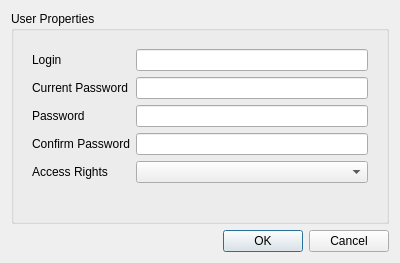
networkoptix/nx_open, file client/src/ui/dialogs/user_settings_dialog.ui: the form before one commit.
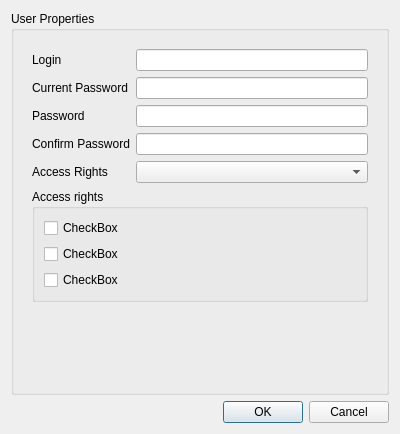
The form after the commit.

```diff
--- a/client/src/ui/dialogs/user_settings_dialog.ui
+++ b/client/src/ui/dialogs/user_settings_dialog.ui
@@ -7,7 +7,7 @@
     <x>0</x>
     <y>0</y>
     <width>400</width>
-    <height>227</height>
+    <height>434</height>
    </rect>
   </property>
   <property name="windowTitle">
@@ -91,6 +91,36 @@
            </property>
           </widget>
          </item>
+         <item row="5" column="0" colspan="2">
+          <widget class="QGroupBox" name="verticalGroupBox">
+           <property name="title">
+            <string>Access rights</string>
+           </property>
+           <layout class="QVBoxLayout" name="verticalLayout_3">
+            <item>
+             <widget class="QCheckBox" name="checkBox">
+              <property name="text">
+               <string>CheckBox</string>
+              </property>
+             </widget>
+            </item>
+            <item>
+             <widget class="QCheckBox" name="checkBox_2">
+              <property name="text">
+               <string>CheckBox</string>
+              </property>
+             </widget>
+            </item>
+            <item>
+             <widget class="QCheckBox" name="checkBox_3">
+              <property name="text">
+               <string>CheckBox</string>
+              </property>
+             </widget>
+            </item>
+           </layout>
+          </widget>
+         </item>
         </layout>
        </widget>
       </item>
```
